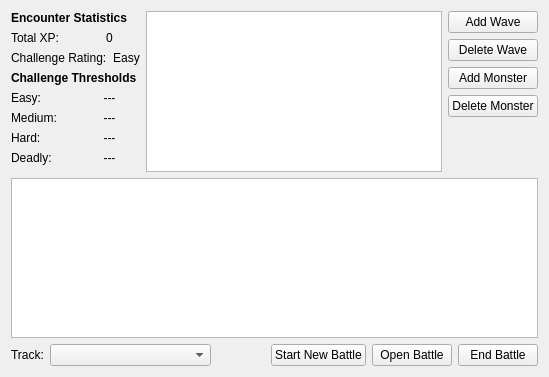
Before: the Qt Designer form DMHelper/src/encounterbattleedit.ui in MMetze/DMHelper, drawn with Qt 5.
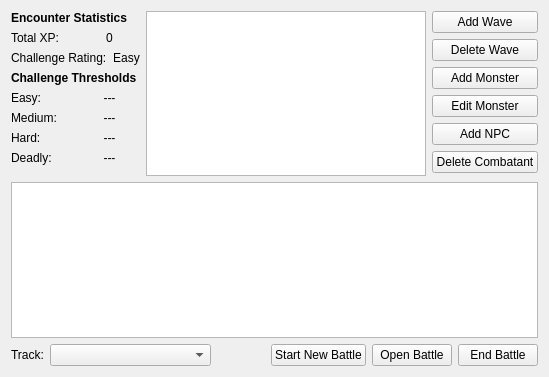
After: the same form once the commit is applied. Icons and pictures are not drawn.

```diff
--- a/DMHelper/src/encounterbattleedit.ui
+++ b/DMHelper/src/encounterbattleedit.ui
@@ -249,10 +249,24 @@
          </property>
         </widget>
        </item>
+       <item>
+        <widget class="QPushButton" name="btnEditMonster">
+         <property name="text">
+          <string>Edit Monster</string>
+         </property>
+        </widget>
+       </item>
+       <item>
+        <widget class="QPushButton" name="btnAddNPC">
+         <property name="text">
+          <string>Add NPC</string>
+         </property>
+        </widget>
+       </item>
        <item>
         <widget class="QPushButton" name="btnDeleteMonster">
          <property name="text">
-          <string>Delete Monster</string>
+          <string>Delete Combatant</string>
          </property>
         </widget>
        </item>
```
